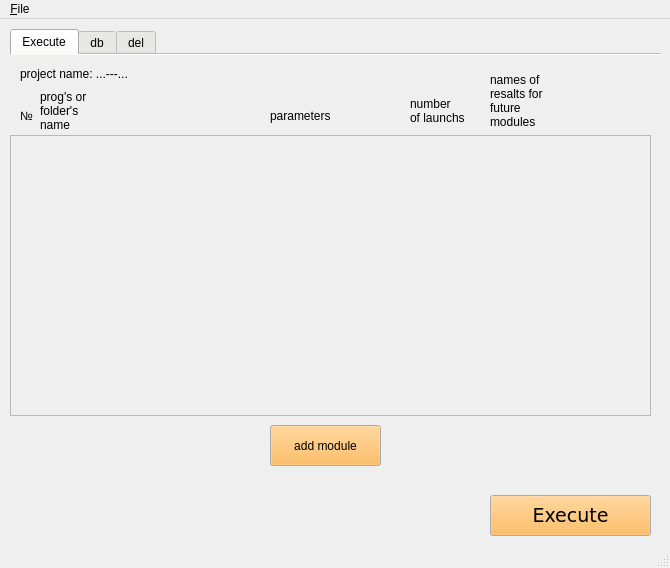
First picture: the form in ui_mw.ui, repository Ol333/dipl, before the edit.
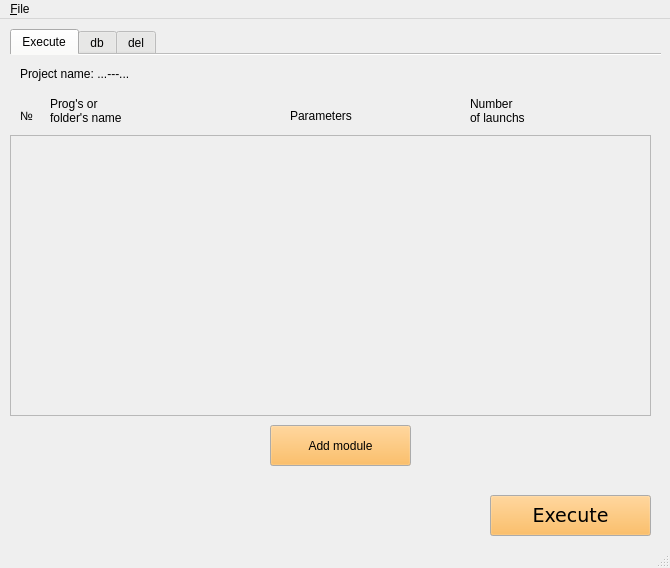
Second picture: the form after the edit.

```diff
--- a/ui_mw.ui
+++ b/ui_mw.ui
@@ -75,7 +75,7 @@
        <rect>
         <x>260</x>
         <y>370</y>
-        <width>111</width>
+        <width>141</width>
         <height>41</height>
        </rect>
       </property>
@@ -117,51 +117,34 @@
        </palette>
       </property>
       <property name="text">
-       <string>add module</string>
-      </property>
-     </widget>
-     <widget class="QLabel" name="label_5">
-      <property name="geometry">
-       <rect>
-        <x>480</x>
-        <y>10</y>
-        <width>71</width>
-        <height>71</height>
-       </rect>
-      </property>
-      <property name="text">
-       <string>names of 
-resalts for 
-future 
-modules</string>
+       <string>Add module</string>
       </property>
      </widget>
      <widget class="QLabel" name="label_2">
       <property name="geometry">
        <rect>
-        <x>30</x>
+        <x>40</x>
         <y>30</y>
-        <width>91</width>
+        <width>121</width>
         <height>51</height>
        </rect>
       </property>
       <property name="text">
-       <string>prog's or 
-folder's 
-name</string>
+       <string>Prog's or 
+folder's name</string>
       </property>
      </widget>
      <widget class="QLabel" name="label_4">
       <property name="geometry">
        <rect>
-        <x>400</x>
+        <x>460</x>
         <y>30</y>
         <width>71</width>
         <height>51</height>
        </rect>
       </property>
       <property name="text">
-       <string>number 
+       <string>Number 
 of launchs</string>
       </property>
      </widget>
@@ -181,14 +164,14 @@
      <widget class="QLabel" name="label_3">
       <property name="geometry">
        <rect>
-        <x>260</x>
+        <x>280</x>
         <y>40</y>
         <width>91</width>
         <height>41</height>
        </rect>
       </property>
       <property name="text">
-       <string>parameters</string>
+       <string>Parameters</string>
       </property>
      </widget>
      <widget class="QScrollArea" name="scrollArea">
@@ -362,7 +345,7 @@
        </rect>
       </property>
       <property name="text">
-       <string>project name: ...---...</string>
+       <string>Project name: ...---...</string>
       </property>
      </widget>
     </widget>
```
Left out of the diff: 10 changed lines with no effect on the pictures.
